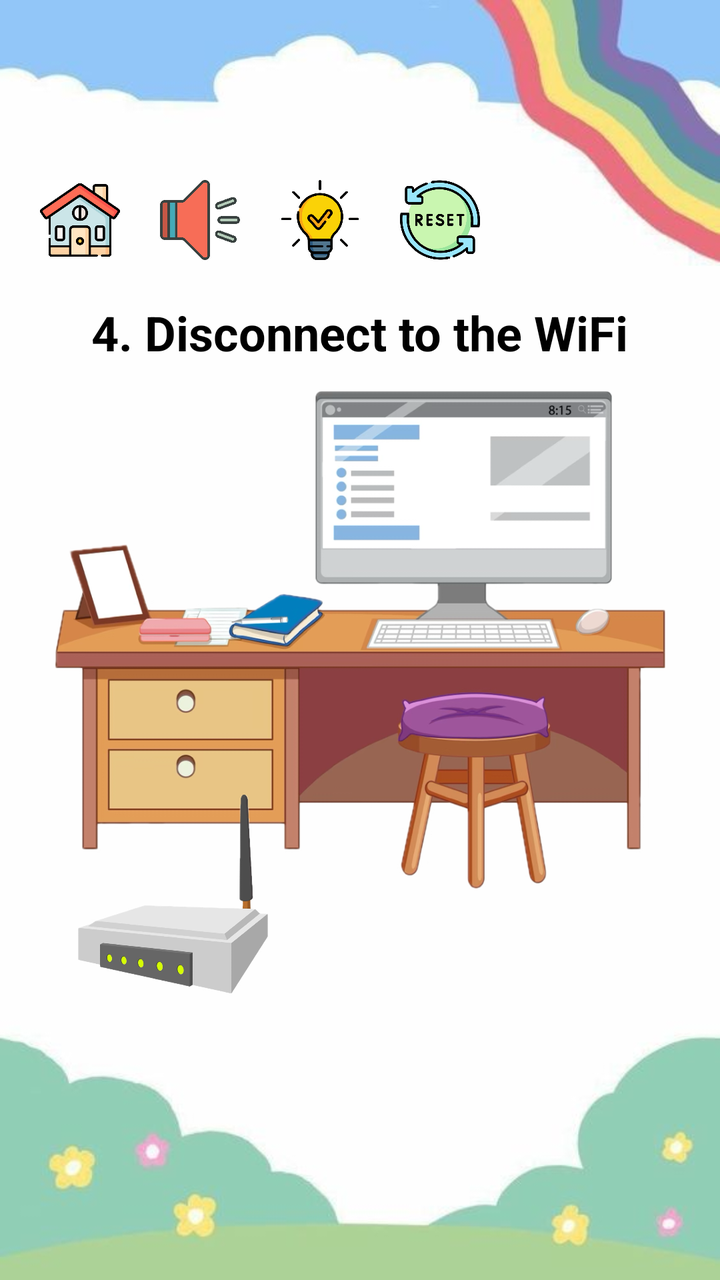
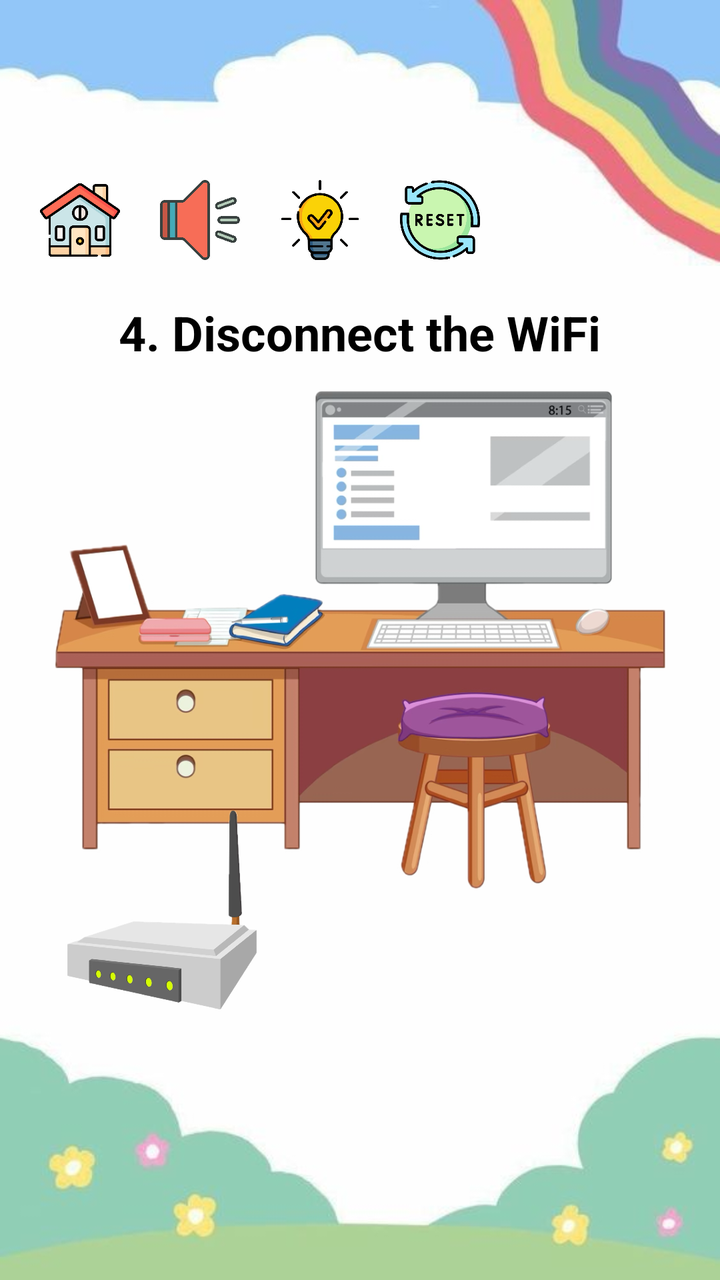

Compare the two renders of this Android layout. The source of the first and the diff that turns it into the second are given below.
<!-- AndroidManifest.xml: application theme Theme.SEHH3165_GP -->
<!-- res/layout/game4_computer.xml -->
<?xml version="1.0" encoding="utf-8"?>
<RelativeLayout xmlns:android="http://schemas.android.com/apk/res/android"
    xmlns:tools="http://schemas.android.com/tools"
    android:layout_width="match_parent"
    android:layout_height="match_parent"
    android:background="@drawable/bg_game"
    tools:context=".Game4">

    <include
        layout="@layout/game_layout"
        android:layout_width="match_parent"
        android:layout_height="wrap_content" />

    <TextView
        android:id="@+id/textView_computer"
        android:layout_width="wrap_content"
        android:layout_height="wrap_content"
        android:layout_centerHorizontal="true"
        android:layout_marginTop="150dp"
        android:text="4. Disconnect to the WiFi"
        android:textColor="@color/black"
        android:textSize="24sp"
        android:textStyle="bold" />

    <ImageButton
        android:id="@+id/imageButton_computer"
        android:layout_width="wrap_content"
        android:layout_height="250dp"
        android:layout_centerVertical="true"
        android:background="?android:attr/activatedBackgroundIndicator"
        android:scaleType="fitCenter"
        android:src="@drawable/g4_computer" />

    <ImageButton
        android:id="@+id/imageButton_no_wifi_computer"
        android:layout_width="wrap_content"
        android:layout_height="250dp"
        android:layout_centerVertical="true"
        android:background="?android:attr/activatedBackgroundIndicator"
        android:scaleType="fitCenter"
        android:visibility="invisible"
        android:focusable="false"
        android:src="@drawable/g4_computer" />

    <ImageButton
        android:id="@+id/imageButton_router"
        android:layout_width="wrap_content"
        android:layout_height="100dp"
        android:layout_alignParentStart="true"
        android:layout_alignParentEnd="true"
        android:layout_alignParentBottom="true"
        android:layout_centerHorizontal="true"
        android:layout_marginStart="-213dp"
        android:layout_marginEnd="-26dp"
        android:layout_marginBottom="143dp"
        android:background="?android:attr/activatedBackgroundIndicator"
        android:scaleType="fitCenter"
        android:src="@drawable/g4_router" />

</RelativeLayout>
<!-- res/layout/game_layout.xml (included above) -->
<?xml version="1.0" encoding="utf-8"?>
<RelativeLayout xmlns:android="http://schemas.android.com/apk/res/android"
    android:layout_width="match_parent"
    android:layout_height="match_parent"
    android:background="@drawable/bg_game">

    <ImageButton
        android:id="@+id/imageButton_home"
        android:layout_width="40dp"
        android:layout_height="40dp"
        android:layout_marginStart="20dp"
        android:layout_marginTop="90dp"
        android:background="@android:drawable/screen_background_light"
        android:scaleType="fitCenter"
        android:src="@drawable/setting_home" />

    <ImageButton
        android:id="@+id/imageButton_sound"
        android:layout_width="40dp"
        android:layout_height="40dp"
        android:layout_marginStart="20dp"
        android:layout_marginTop="90dp"
        android:layout_toEndOf="@+id/imageButton_home"
        android:background="@android:drawable/screen_background_light"
        android:scaleType="fitCenter"
        android:visibility="visible"
        android:src="@drawable/setting_speaker" />

    <ImageButton
        android:id="@+id/imageButton_hint"
        android:layout_width="40dp"
        android:layout_height="40dp"
        android:layout_marginStart="20dp"
        android:layout_marginTop="90dp"
        android:layout_toEndOf="@+id/imageButton_sound"
        android:background="@android:drawable/screen_background_light"
        android:scaleType="fitCenter"
        android:src="@drawable/setting_hint" />

    <ImageButton
        android:id="@+id/imageButton_reset"
        android:layout_width="40dp"
        android:layout_height="40dp"
        android:layout_marginStart="20dp"
        android:layout_marginTop="90dp"
        android:layout_toEndOf="@+id/imageButton_hint"
        android:background="@android:drawable/screen_background_light"
        android:scaleType="fitCenter"
        android:src="@drawable/setting_reset" />

</RelativeLayout>
<!-- resources referenced by this layout -->
<resources>
  <color name="black">#FF000000</color>
  <!-- drawable bg_game: jpg bitmap (drawable, 13552 bytes) -->
  <!-- drawable g4_computer: jpeg bitmap (drawable, 281327 bytes) -->
  <!-- drawable g4_router: jpeg bitmap (drawable, 96276 bytes) -->
  <!-- drawable setting_hint: png bitmap (drawable, 28012 bytes) -->
  <!-- drawable setting_home: png bitmap (drawable, 34155 bytes) -->
  <!-- drawable setting_reset: png bitmap (drawable, 43959 bytes) -->
  <!-- drawable setting_speaker: png bitmap (drawable, 122319 bytes) -->
  <style name="Theme.SEHH3165_GP" parent="Base.Theme.SEHH3165_GP" />
  <style name="Base.Theme.SEHH3165_GP" parent="Theme.Material3.DayNight.NoActionBar">
          
          
      </style>
</resources>

<!-- the commit's change to res/layout/game4_computer.xml (unified diff, before → after) -->
@@ -17,7 +17,7 @@
         android:layout_height="wrap_content"
         android:layout_centerHorizontal="true"
         android:layout_marginTop="150dp"
-        android:text="4. Disconnect to the WiFi"
+        android:text="4. Disconnect the WiFi"
         android:textColor="@color/black"
         android:textSize="24sp"
         android:textStyle="bold" />
@@ -33,26 +33,27 @@
 
     <ImageButton
         android:id="@+id/imageButton_no_wifi_computer"
-        android:layout_width="wrap_content"
+        android:layout_width="300dp"
         android:layout_height="250dp"
+        android:layout_centerInParent="true"
         android:layout_centerVertical="true"
         android:background="?android:attr/activatedBackgroundIndicator"
+        android:focusable="false"
         android:scaleType="fitCenter"
-        android:visibility="invisible"
-        android:focusable="false"
-        android:src="@drawable/g4_computer" />
+        android:src="@drawable/g4_computer"
+        android:visibility="invisible" />
 
     <ImageButton
         android:id="@+id/imageButton_router"
-        android:layout_width="wrap_content"
+        android:layout_width="100dp"
         android:layout_height="100dp"
-        android:layout_alignParentStart="true"
+        android:layout_alignParentStart="false"
         android:layout_alignParentEnd="true"
         android:layout_alignParentBottom="true"
         android:layout_centerHorizontal="true"
         android:layout_marginStart="-213dp"
-        android:layout_marginEnd="-26dp"
-        android:layout_marginBottom="143dp"
+        android:layout_marginEnd="229dp"
+        android:layout_marginBottom="135dp"
         android:background="?android:attr/activatedBackgroundIndicator"
         android:scaleType="fitCenter"
         android:src="@drawable/g4_router" />
